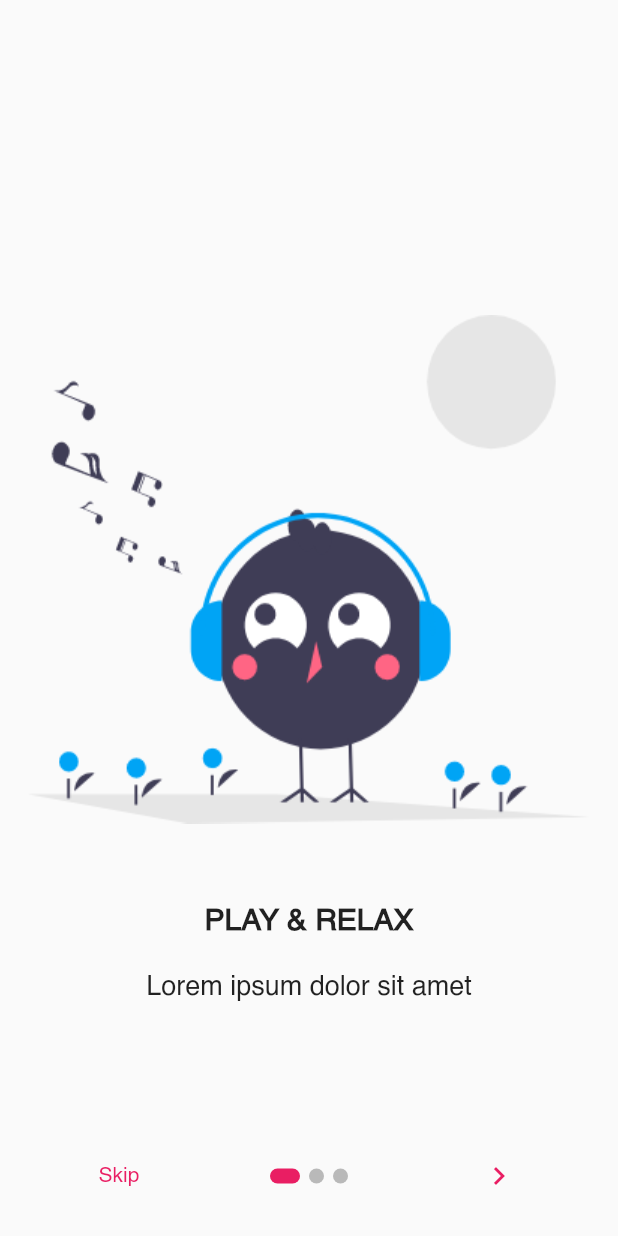
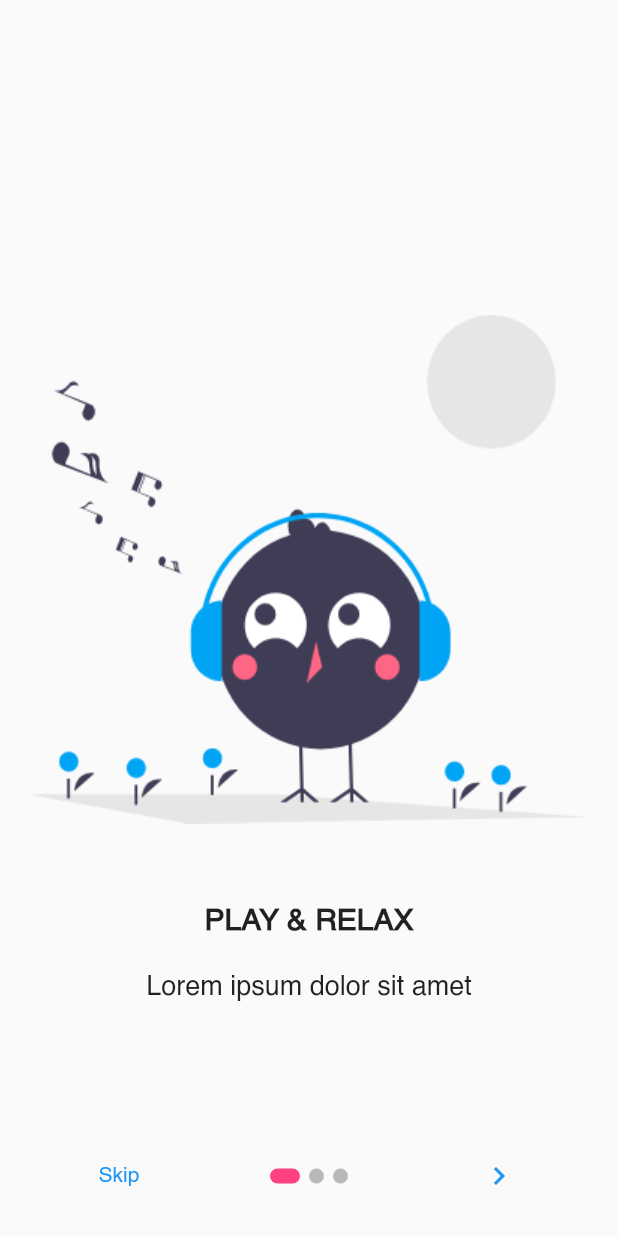
Before and after one commit to numberbee7070/headsup_app, a Flutter app: the screen it shows after launch, on a phone screen of 412 x 824 dp. Run offline on Flutter 3.47's test engine with Material 2 defaults, Android fonts, the phone set to English and light mode, and no system bars; drawn by our look-alikes of introduction_screen; our stand-ins replace country_code_picker, firebase_auth, firebase_core, google_sign_in, image_picker, just_audio and 1 more; missing offline and left inert: flutter_auth_buttons; accounts and stored records are empty; generated files the repository leaves out were written again; statements that could not run were skipped.

Commit message:
theme colours

```diff
--- a/lib/main.dart
+++ b/lib/main.dart
@@ -56,7 +56,8 @@ class _MyAppState extends State<MyApp> {
               CountryLocalizations.delegate,
             ],
             theme: ThemeData(
-              primarySwatch: Colors.pink,
+              primaryColor: Color(0xfff14f86),
+              accentColor: Colors.pinkAccent,
               visualDensity: VisualDensity.adaptivePlatformDensity,
               fontFamily: 'Helvetica',
             ),
```
